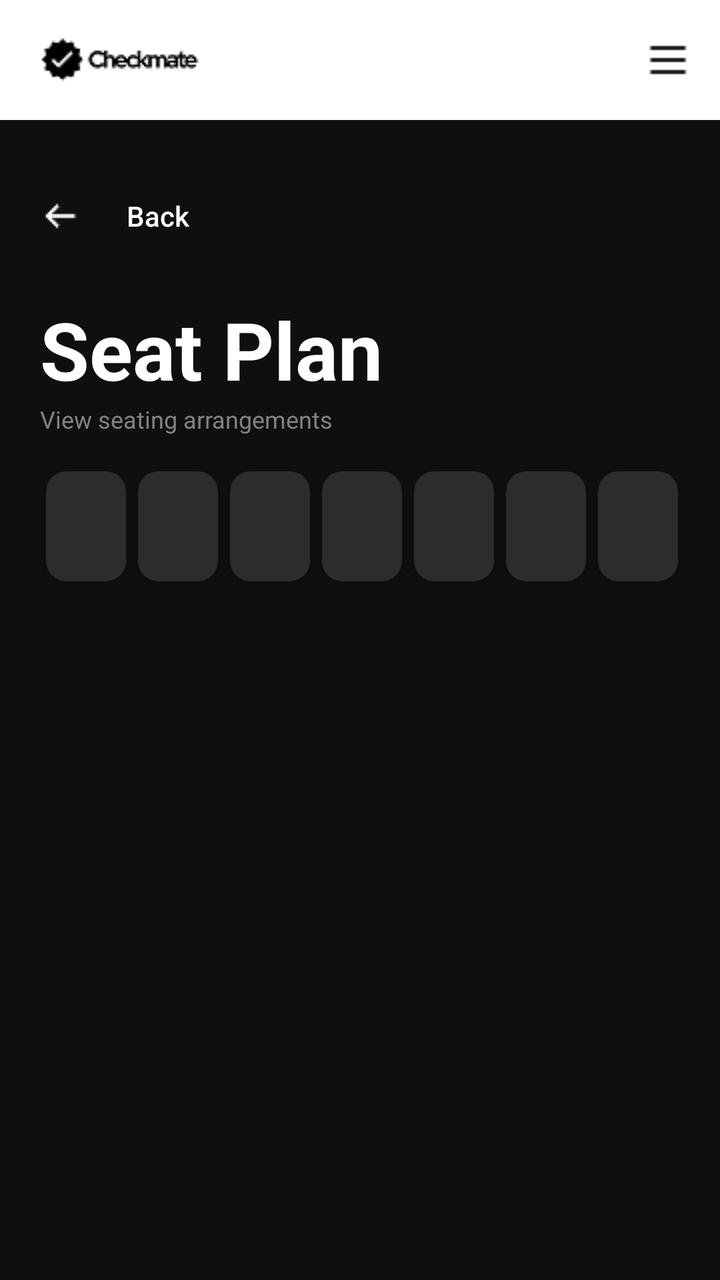
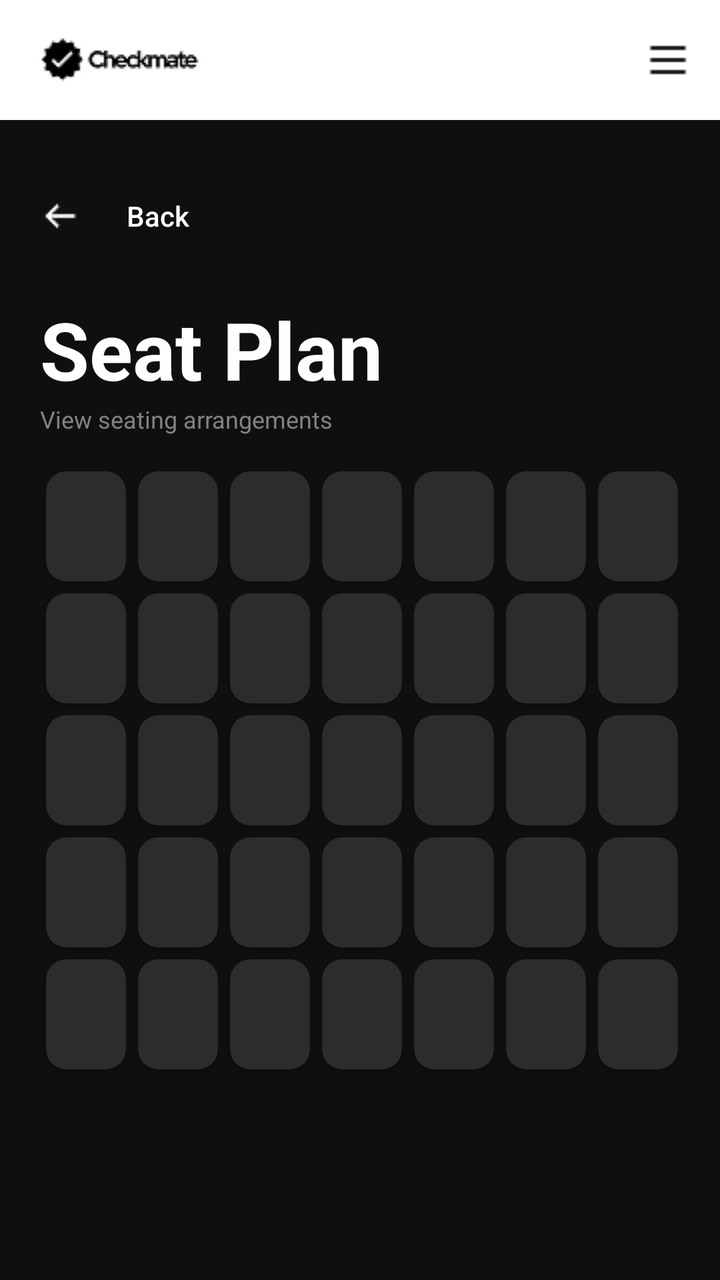

Compare the two renders of this Android layout. The source of the first and the diff that turns it into the second are given below.
<!-- AndroidManifest.xml: application theme Theme.AuthTest -->
<!-- res/layout/activity_seat_plan.xml -->
<?xml version="1.0" encoding="utf-8"?>
<androidx.drawerlayout.widget.DrawerLayout
    xmlns:android="http://schemas.android.com/apk/res/android"
    xmlns:tools="http://schemas.android.com/tools"
    android:id="@+id/main"
    android:layout_width="match_parent"
    android:layout_height="match_parent"
    android:orientation="vertical"
    android:background="#0F0F0F"
    android:fitsSystemWindows="true"
    tools:context=".SeatPlan">

    <LinearLayout
        android:layout_width="match_parent"
        android:layout_height="match_parent"
        android:orientation="vertical">

        <RelativeLayout
            android:layout_width="match_parent"
            android:layout_height="60dp"
            android:background="#FFFFFF">

            <ImageView
                android:id="@+id/header_logo"
                android:layout_width="wrap_content"
                android:layout_height="wrap_content"
                android:layout_alignParentStart="true"
                android:layout_centerVertical="true"
                android:layout_marginStart="16dp"
                android:src="@drawable/header_logo"
                android:contentDescription="header_logo" />

            <ImageView
                android:id="@+id/hamburger_icon"
                android:layout_width="wrap_content"
                android:layout_height="wrap_content"
                android:layout_alignParentEnd="true"
                android:layout_centerVertical="true"
                android:layout_marginEnd="16dp"
                android:src="@drawable/hamburger_icon"
                android:contentDescription="hamburger_icon" />
        </RelativeLayout>


        <LinearLayout
            android:layout_width="match_parent"
            android:layout_height="wrap_content"
            android:paddingHorizontal="20dp"
            android:paddingTop="24dp"
            android:paddingBottom="16dp">

            <androidx.appcompat.widget.AppCompatButton
                android:id="@+id/backButton"
                android:layout_width="wrap_content"
                android:layout_height="wrap_content"
                android:background="@android:color/transparent"
                android:drawableStart="@drawable/left_arrow"
                android:drawablePadding="10dp"
                android:text="Back"
                android:textAllCaps="false"
                android:textColor="#FFFFFF" />
        </LinearLayout>

        <LinearLayout
            android:id="@+id/mainContent"
            android:layout_width="match_parent"
            android:layout_height="wrap_content"
            android:orientation="vertical"
            android:paddingHorizontal="20dp"
            android:paddingBottom="20dp" >

            <LinearLayout
                android:layout_width="match_parent"
                android:layout_height="wrap_content"
                android:orientation="vertical"
                android:layout_marginBottom="15dp"
                android:paddingTop="0dp" >

                <TextView
                    android:text="Seat Plan"
                    android:textColor="#FFFFFF"
                    android:textStyle="bold"
                    android:textSize="40sp"
                    android:layout_width="wrap_content"
                    android:layout_height="wrap_content" />

                <TextView
                    android:text="View seating arrangements"
                    android:textColor="#828282"
                    android:textSize="12sp"
                    android:layout_width="wrap_content"
                    android:layout_height="wrap_content" />

            </LinearLayout>

            <LinearLayout
                android:layout_width="match_parent"
                android:layout_height="wrap_content"
                android:layout_gravity="center_horizontal"
                android:padding="0dp" >

                <include
                    android:id="@+id/seatPlanCard1"
                    layout="@layout/seat_plan_card" />

                <include
                    android:id="@+id/seatPlanCard2"
                    layout="@layout/seat_plan_card" />

                <include
                    android:id="@+id/seatPlanCard3"
                    layout="@layout/seat_plan_card" />

                <include
                    android:id="@+id/seatPlanCard4"
                    layout="@layout/seat_plan_card" />

                <include
                    android:id="@+id/seatPlanCard5"
                    layout="@layout/seat_plan_card" />

                <include
                    android:id="@+id/seatPlanCard6"
                    layout="@layout/seat_plan_card" />

                <include
                    android:id="@+id/seatPlanCard7"
                    layout="@layout/seat_plan_card" />

                <include
                    android:id="@+id/seatPlanCard8"
                    layout="@layout/seat_plan_card" />

            </LinearLayout>

        </LinearLayout>

    </LinearLayout>


</androidx.drawerlayout.widget.DrawerLayout>
<!-- res/layout/seat_plan_card.xml (included above) -->
<?xml version="1.0" encoding="utf-8"?>
<androidx.cardview.widget.CardView xmlns:android="http://schemas.android.com/apk/res/android"
    xmlns:app="http://schemas.android.com/apk/res-auto"
    android:id="@+id/seatPlanCard"
    android:layout_width="40dp"
    android:layout_height="55dp"
    android:layout_margin="3dp"
    app:cardBackgroundColor="#2C2C2C"
    app:cardCornerRadius="10dp" >

</androidx.cardview.widget.CardView>
<!-- resources referenced by this layout -->
<resources>
  <!-- drawable hamburger_icon: png bitmap (drawable, 177 bytes) -->
  <!-- drawable header_logo: png bitmap (drawable, 1337 bytes) -->
  <!-- drawable left_arrow: png bitmap (drawable, 316 bytes) -->
  <style name="Theme.AuthTest" parent="Base.Theme.AuthTest" />
  <style name="Base.Theme.AuthTest" parent="Theme.Material3.DayNight.NoActionBar">
          
          
      </style>
</resources>

<!-- the commit's change to res/layout/activity_seat_plan.xml (unified diff, before → after) -->
@@ -2,6 +2,7 @@
 <androidx.drawerlayout.widget.DrawerLayout
     xmlns:android="http://schemas.android.com/apk/res/android"
     xmlns:tools="http://schemas.android.com/tools"
+    xmlns:app="http://schemas.android.com/apk/res-auto"
     android:id="@+id/main"
     android:layout_width="match_parent"
     android:layout_height="match_parent"
@@ -133,9 +134,182 @@
 
             </LinearLayout>
 
+            <LinearLayout
+                android:layout_width="match_parent"
+                android:layout_height="wrap_content"
+                android:layout_gravity="center_horizontal"
+                android:padding="0dp" >
+
+                <include
+                    android:id="@+id/seatPlanCard9"
+                    layout="@layout/seat_plan_card" />
+
+                <include
+                    android:id="@+id/seatPlanCard10"
+                    layout="@layout/seat_plan_card" />
+
+                <include
+                    android:id="@+id/seatPlanCard11"
+                    layout="@layout/seat_plan_card" />
+
+                <include
+                    android:id="@+id/seatPlanCard12"
+                    layout="@layout/seat_plan_card" />
+
+                <include
+                    android:id="@+id/seatPlanCard13"
+                    layout="@layout/seat_plan_card" />
+
+                <include
+                    android:id="@+id/seatPlanCard14"
+                    layout="@layout/seat_plan_card" />
+
+                <include
+                    android:id="@+id/seatPlanCard15"
+                    layout="@layout/seat_plan_card" />
+
+                <include
+                    android:id="@+id/seatPlanCard16"
+                    layout="@layout/seat_plan_card" />
+
+            </LinearLayout>
+
+            <LinearLayout
+                android:layout_width="match_parent"
+                android:layout_height="wrap_content"
+                android:layout_gravity="center_horizontal"
+                android:padding="0dp" >
+
+                <include
+                    android:id="@+id/seatPlanCard17"
+                    layout="@layout/seat_plan_card" />
+
+                <include
+                    android:id="@+id/seatPlanCard18"
+                    layout="@layout/seat_plan_card" />
+
+                <include
+                    android:id="@+id/seatPlanCard19"
+                    layout="@layout/seat_plan_card" />
+
+                <include
+                    android:id="@+id/seatPlanCard20"
+                    layout="@layout/seat_plan_card" />
+
+                <include
+                    android:id="@+id/seatPlanCard21"
+                    layout="@layout/seat_plan_card" />
+
+                <include
+                    android:id="@+id/seatPlanCard22"
+                    layout="@layout/seat_plan_card" />
+
+                <include
+                    android:id="@+id/seatPlanCard23"
+                    layout="@layout/seat_plan_card" />
+
+                <include
+                    android:id="@+id/seatPlanCard24"
+                    layout="@layout/seat_plan_card" />
+
+            </LinearLayout>
+
+            <LinearLayout
+                android:layout_width="match_parent"
+                android:layout_height="wrap_content"
+                android:layout_gravity="center_horizontal"
+                android:padding="0dp" >
+
+                <include
+                    android:id="@+id/seatPlanCard25"
+                    layout="@layout/seat_plan_card" />
+
+                <include
+                    android:id="@+id/seatPlanCard26"
+                    layout="@layout/seat_plan_card" />
+
+                <include
+                    android:id="@+id/seatPlanCard27"
+                    layout="@layout/seat_plan_card" />
+
+                <include
+                    android:id="@+id/seatPlanCard28"
+                    layout="@layout/seat_plan_card" />
+
+                <include
+                    android:id="@+id/seatPlanCard29"
+                    layout="@layout/seat_plan_card" />
+
+                <include
+                    android:id="@+id/seatPlanCard30"
+                    layout="@layout/seat_plan_card" />
+
+                <include
+                    android:id="@+id/seatPlanCard31"
+                    layout="@layout/seat_plan_card" />
+
+                <include
+                    android:id="@+id/seatPlanCard32"
+                    layout="@layout/seat_plan_card" />
+
+            </LinearLayout>
+
+            <LinearLayout
+                android:layout_width="match_parent"
+                android:layout_height="wrap_content"
+                android:layout_gravity="center_horizontal"
+                android:padding="0dp" >
+
+                <include
+                    android:id="@+id/seatPlanCard33"
+                    layout="@layout/seat_plan_card" />
+
+                <include
+                    android:id="@+id/seatPlanCard34"
+                    layout="@layout/seat_plan_card" />
+
+                <include
+                    android:id="@+id/seatPlanCard35"
+                    layout="@layout/seat_plan_card" />
+
+                <include
+                    android:id="@+id/seatPlanCard36"
+                    layout="@layout/seat_plan_card" />
+
+                <include
+                    android:id="@+id/seatPlanCard37"
+                    layout="@layout/seat_plan_card" />
+
+                <include
+                    android:id="@+id/seatPlanCard38"
+                    layout="@layout/seat_plan_card" />
+
+                <include
+                    android:id="@+id/seatPlanCard39"
+                    layout="@layout/seat_plan_card" />
+
+                <include
+                    android:id="@+id/seatPlanCard40"
+                    layout="@layout/seat_plan_card" />
+
+            </LinearLayout>
+
         </LinearLayout>
 
+
     </LinearLayout>
+
+    <com.google.android.material.navigation.NavigationView
+        android:id="@+id/navigation_view"
+        android:layout_width="280dp"
+        android:layout_height="match_parent"
+        android:layout_gravity="start"
+        android:fitsSystemWindows="true"
+        android:background="#1A1A1A"
+        app:menu="@menu/menu_drawer"
+        app:headerLayout="@layout/drawer_header"
+        app:itemTextColor="@color/menu_item_color"
+        app:itemIconTint="@color/menu_item_color" />
 
 
 </androidx.drawerlayout.widget.DrawerLayout>
@@ -151,3 +325,39 @@
     app:cardCornerRadius="10dp" >
 
 </androidx.cardview.widget.CardView>
+<!-- res/layout/drawer_header.xml (included above) -->
+<?xml version="1.0" encoding="utf-8"?>
+<LinearLayout xmlns:android="http://schemas.android.com/apk/res/android"
+    android:layout_width="match_parent"
+    android:layout_height="200dp"
+    android:orientation="vertical"
+    android:gravity="bottom"
+    android:padding="20dp"
+    android:background="#0F0F0F">
+
+    <ImageView
+        android:id="@+id/drawer_user_avatar"
+        android:layout_width="60dp"
+        android:layout_height="60dp"
+        android:src="@drawable/default_avatar"
+        android:contentDescription="user_avatar"
+        android:layout_marginBottom="15dp" />
+
+    <TextView
+        android:id="@+id/drawer_user_name"
+        android:layout_width="wrap_content"
+        android:layout_height="wrap_content"
+        android:text="User Name"
+        android:textColor="#FFFFFF"
+        android:textSize="30sp"
+        android:textStyle="bold" />
+
+    <TextView
+        android:id="@+id/drawer_user_email"
+        android:layout_width="wrap_content"
+        android:layout_height="wrap_content"
+        android:text="user@example.com"
+        android:textColor="#828282"
+        android:textSize="16sp" />
+
+</LinearLayout>
<!-- resource entries referenced after the edit -->
@@ -1,5 +1,16 @@
 <!-- resources referenced by this layout -->
 <resources>
+  <!-- drawable default_avatar (drawable) -->
+  <?xml version="1.0" encoding="utf-8"?>
+  <vector xmlns:android="http://schemas.android.com/apk/res/android"
+      android:width="24dp"
+      android:height="24dp"
+      android:viewportWidth="24"
+      android:viewportHeight="24">
+      <path
+          android:fillColor="#FFFFFF"
+          android:pathData="M12,12c2.21,0 4,-1.79 4,-4s-1.79,-4 -4,-4 -4,1.79 -4,4 1.79,4 4,4zm0,2c-2.67,0 -8,1.34 -8,4v2h16v-2c0,-2.66 -5.33,-4 -8,-4z" />
+  </vector>
   <!-- drawable hamburger_icon: png bitmap (drawable, 177 bytes) -->
   <!-- drawable header_logo: png bitmap (drawable, 1337 bytes) -->
   <!-- drawable left_arrow: png bitmap (drawable, 316 bytes) -->
